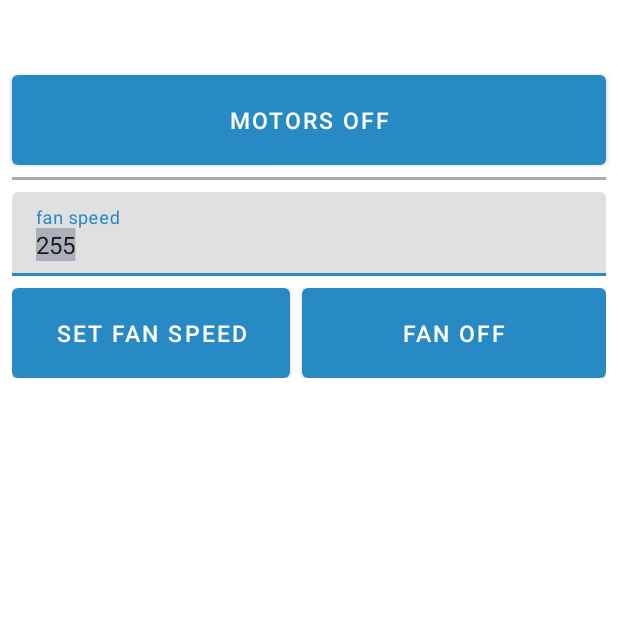
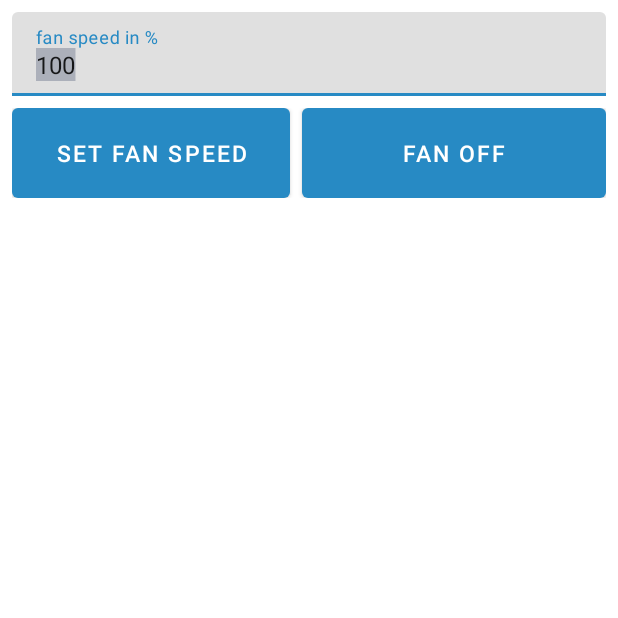
Before and after one commit to MatthiasSchatzeder/mobile3d_app, an Android app: the fragment General shown on its own in the app's theme, on a phone screen of 412 x 824 dp, the top half of it. Run offline under Robolectric (Android 15) with nearby library versions, the phone set to English and light mode, and no system bars; libraries missing offline, so code that uses them is left out: io.socket.client; Roboto replaces fonts that are not available here.

Commit message:
small ui and standard value changes

```diff
--- a/app/src/main/java/com/example/myapplication/General.kt
+++ b/app/src/main/java/com/example/myapplication/General.kt
@@ -32,13 +32,6 @@ class General : Fragment() {
          * action button on click listeners
          */
 
-        //motors off
-        view.btn_motors_off.setOnClickListener{
-            myVib?.vibrate(VibrationEffect.createOneShot(20, 1))
-
-            //TODO check is this button / functionality is needed
-        }
-
         //set fan speed
         view.btn_set_fan_speed.setOnClickListener{
             myVib?.vibrate(VibrationEffect.createOneShot(20, 1))
--- a/app/src/main/res/layout/fragment_general.xml
+++ b/app/src/main/res/layout/fragment_general.xml
@@ -5,41 +5,14 @@
                                                    xmlns:app="http://schemas.android.com/apk/res-auto"
                                                    tools:context=".General">
 
-    <com.google.android.material.button.MaterialButton
-            android:id="@+id/btn_motors_off"
-            android:layout_width="match_parent"
-            android:layout_height="60dp"
-            app:layout_constraintTop_toTopOf="parent"
-            app:layout_constraintStart_toStartOf="parent"
-            app:layout_constraintEnd_toEndOf="parent"
-            android:layout_marginTop="50dp"
-            android:layout_marginStart="8dp"
-            android:layout_marginEnd="8dp"
-            android:text="Motors off"
-            android:insetTop="0dp"
-            android:insetBottom="0dp"
-            android:textSize="15sp"
-    />
 
-    <!-- Divider -->
-    <View
-            android:layout_width="match_parent"
-            android:layout_height="2dp"
-            android:id="@+id/divider"
-            android:background="@android:color/darker_gray"
-            app:layout_constraintTop_toBottomOf="@id/btn_motors_off"
-            android:layout_marginStart="8dp"
-            android:layout_marginEnd="8dp"
-            android:layout_marginTop="8dp"
-            android:layout_marginBottom="8dp"
-    />
 
     <com.google.android.material.textfield.TextInputLayout
             android:layout_width="match_parent"
             android:layout_height="wrap_content"
             android:id="@+id/text_input_layout_fan_speed"
 
-            app:layout_constraintTop_toBottomOf="@id/divider"
+            app:layout_constraintTop_toTopOf="parent"
             app:layout_constraintStart_toStartOf="parent"
             app:layout_constraintEnd_toEndOf="parent"
             android:layout_marginTop="8dp"
@@ -51,9 +24,9 @@
                 android:layout_width="match_parent"
                 android:layout_height="wrap_content"
                 android:id="@+id/text_input_fan_speed"
-                android:hint="fan speed"
+                android:hint="fan speed in %"
                 android:inputType="number"
-                android:text="255"
+                android:text="100"
                 android:selectAllOnFocus="true"
                 android:clickable="true"
                 android:focusableInTouchMode="true"
```
Also changed, not shown: app/src/main/AndroidManifest.xml (+15 -5 lines), app/src/main/java/com/example/myapplication/Axis.kt (+7 -8 lines), app/src/main/java/com/example/myapplication/MainActivity.kt (+6 -4 lines), app/src/main/res/layout/activity_bluetooth_le.xml (+4 -5 lines), app/src/main/res/layout/activity_gatt_connect.xml (+22 -5 lines), app/src/main/res/layout/activity_main.xml (+7 -7 lines), app/src/main/res/layout/fragment_axis.xml (+9 -10 lines), app/src/main/res/menu/navigation_menu.xml (+7 -5 lines).
